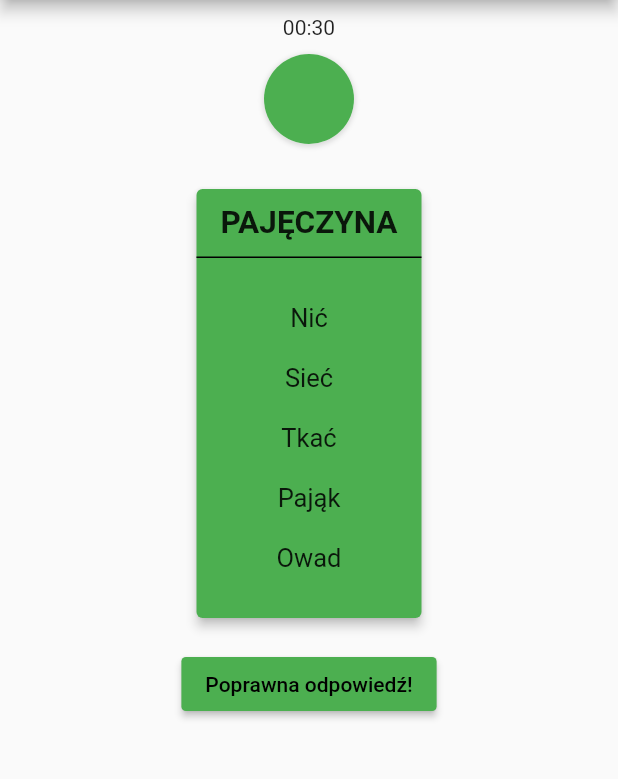
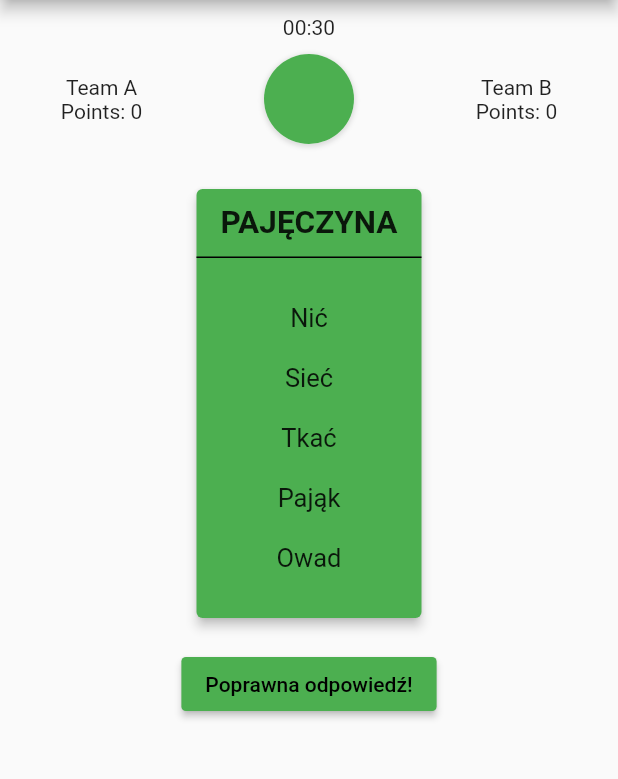
Before and after one commit to kluku/tabu, a Flutter app: the screen it shows after launch, on a phone screen of 412 x 824 dp, the part 84-863 px from its top. Run offline on Flutter 3.47's test engine with Material 2 defaults, Android fonts, the phone set to English and light mode, and no system bars.

Commit message:
introduced teams

```diff
--- a/lib/main.dart
+++ b/lib/main.dart
@@ -81,6 +81,8 @@ class MyHomePage extends StatefulWidget {
   _MyHomePageState createState() => new _MyHomePageState();
 }
 
+enum Team { A, B }
+
 class _MyHomePageState extends State<MyHomePage> {
 
   final timerViewStateKey = GlobalKey<TimerViewState>(debugLabel: "Timer State");
@@ -89,6 +91,13 @@ class _MyHomePageState extends State<MyHomePage> {
 
   Timer timer;
   Stopwatch stopwatch = new Stopwatch();
+
+  int itemIndex = 0;
+  int secondsLeft = 0;
+  String timeLeft = '';
+
+  Team team = Team.A;
+  int pointsA = 0, pointsB = 0;
 
   @override
   void initState() {
@@ -124,10 +133,6 @@ class _MyHomePageState extends State<MyHomePage> {
     });
   }
 
-  int itemIndex = 0;
-  int secondsLeft = 0;
-  String timeLeft = '';
-
   void nextCard() {
     timerViewStateKey.currentState.startBreathing();
     setState(() {
@@ -139,6 +144,11 @@ class _MyHomePageState extends State<MyHomePage> {
       itemIndex = (itemIndex + 1) % MyApp.items.length;
       stopwatch.reset();
       stopwatch.start();
+      if (team == Team.A) {
+        team = Team.B;
+      } else {
+        team = Team.A;
+      }
     });
   }
 
@@ -164,7 +174,23 @@ class _MyHomePageState extends State<MyHomePage> {
                 child: new Column(children: <Widget>[
               new Container(
                   padding: new EdgeInsets.all(10.0), child: new Text(timeLeft)),
-              new TimerView(key: timerViewStateKey),
+                  new Row(
+                     mainAxisAlignment: MainAxisAlignment.spaceAround,
+                    children: <Widget>[
+                      new Column(
+                        children: <Widget>[
+                          new Text('Team A'),
+                          new Text('Points: $pointsA'),
+                        ]
+                      ),
+                    new TimerView(key: timerViewStateKey),
+                      new Column(
+                        children: <Widget>[
+                          new Text('Team B'),
+                          new Text('Points: $pointsB'),
+                        ]
+                      ),
+                  ]),
               new Card(
                 color: Colors.green,
                 elevation: 3.0,
```
